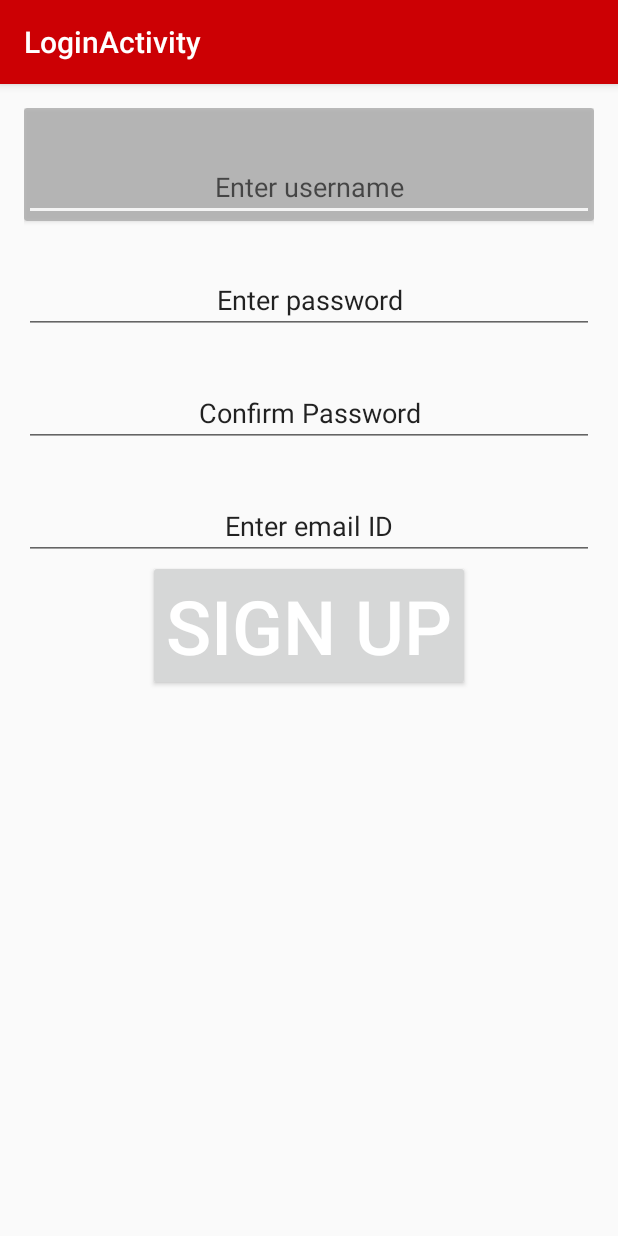
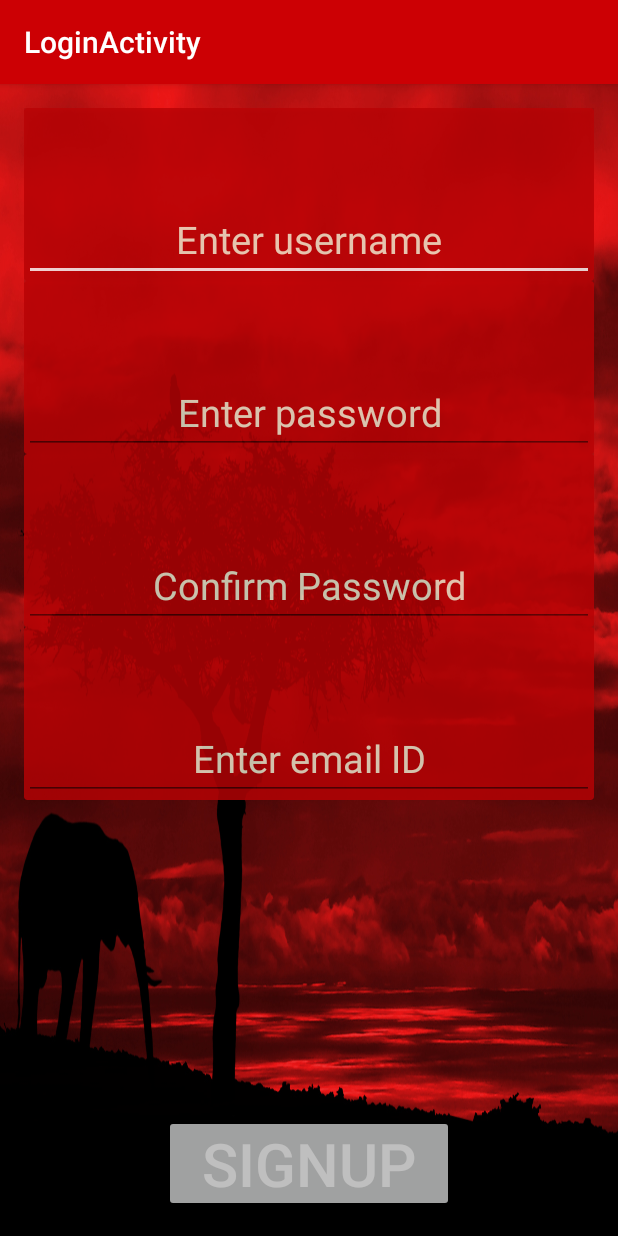
Before and after one commit to dheerajr17/MedTime2, an Android app: the SignUpActivity screen opened directly, with no data from a screen before it, on a phone screen of 412 x 824 dp. Run offline under Robolectric (Android 15) with nearby library versions, the phone set to English and light mode, and no system bars; libraries missing offline, so code that uses them is left out: info.hoang8f.widget; plain views replace FButton; 2 statements that could not run were skipped.

Commit message:
i changed signup look and feel

```diff
--- a/app/src/main/res/layout/content_login1.xml
+++ b/app/src/main/res/layout/content_login1.xml
@@ -5,6 +5,7 @@
     android:layout_height="match_parent" android:paddingLeft="@dimen/activity_horizontal_margin"
     android:paddingRight="@dimen/activity_horizontal_margin"
     xmlns:fbutton="http://schemas.android.com/apk/res-auto"
+
     android:paddingTop="@dimen/activity_vertical_margin"
     android:paddingBottom="@dimen/activity_vertical_margin"
     app:layout_behavior="@string/appbar_scrolling_view_behavior"
@@ -14,16 +15,8 @@
         android:layout_height="wrap_content"
         android:orientation="vertical"
         android:id="@+id/linearLayout">
-        <!--<TextView
-            android:layout_width="wrap_content"
-            android:layout_height="match_parent"
-            android:text="User Name:"
-            android:textSize="20sp"
-            android:layout_below="@+id/linearLayout"
-            android:layout_alignParentStart="true"
-            android:layout_marginTop="62dp" />-->
         <EditText
-            android:paddingTop="40dp"
+            android:paddingTop="80dp"
             android:layout_width="match_parent"
             android:layout_height="wrap_content"
             android:text="Enter user name"
@@ -37,9 +30,22 @@
             android:layout_height="wrap_content"
             android:text="Enter password"
             android:gravity="center"
-            android:id="@+id/logPassword"
+            android:id="@+id/logPassword" />
+
+
+    </LinearLayout>
+
+    <TextView
+        android:layout_width="wrap_content"
+        android:layout_height="46dp"
+        android:textSize="30dp"
         android:layout_gravity="center"
-            />
+
+        android:text="Click here to Register"
+        android:layout_alignParentBottom="true"
+        android:layout_centerHorizontal="true"
+        android:layout_marginBottom="93dp"
+        android:id="@+id/register" />
 
     <info.hoang8f.widget.FButton
         android:id="@+id/logLogin"
@@ -55,10 +61,8 @@
         fbutton:shadowHeight="5dp"
         fbutton:cornerRadius="10dp"
 
-             />
-
-
-    </LinearLayout>
+        android:layout_centerVertical="true"
+        android:layout_centerHorizontal="true" />
 
 
 </RelativeLayout>
--- a/app/src/main/res/layout/content_signup.xml
+++ b/app/src/main/res/layout/content_signup.xml
@@ -4,6 +4,7 @@
     xmlns:fbutton="http://schemas.android.com/apk/res-auto"
     xmlns:app="http://schemas.android.com/apk/res-auto" android:layout_width="match_parent"
     android:layout_height="match_parent" android:paddingLeft="@dimen/activity_horizontal_margin"
+    android:background="@drawable/full"
     android:paddingRight="@dimen/activity_horizontal_margin"
     android:paddingTop="@dimen/activity_vertical_margin"
     android:paddingBottom="@dimen/activity_vertical_margin"
@@ -13,25 +14,22 @@
         android:layout_width="match_parent"
         android:layout_height="wrap_content"
         android:orientation="vertical"
-        >
+        android:id="@+id/linearLayout2">
         <android.support.v7.widget.CardView
             xmlns:android="http://schemas.android.com/apk/res/android"
             xmlns:card_view="http://schemas.android.com/apk/res-auto"
             android:layout_width="match_parent"
             android:layout_height="wrap_content"
-            android:alpha=".75"
-            card_view:cardBackgroundColor="#AAAAAA">
-        <!--<TextView
-            android:layout_width="wrap_content"
-            android:layout_height="match_parent"
-            android:text="User Name:"
-            android:textSize="20sp"
-            android:layout_below="@+id/linearLayout"
-            android:layout_alignParentStart="true"
-            android:layout_marginTop="62dp" />-->
+            android:alpha="0.80"
+
+            card_view:cardBackgroundColor="#BD0306">
+
         <EditText
-            android:paddingTop="40dp"
+            android:paddingTop="70dp"
             android:layout_width="match_parent"
+            android:textColor="#F5F2D6"
+            android:textSize="25dp"
+
             android:layout_height="wrap_content"
             android:text="Enter username"
             android:gravity="center"
@@ -39,61 +37,90 @@
             android:layout_gravity="center"
              />
         </android.support.v7.widget.CardView>
+        <android.support.v7.widget.CardView
+            android:alpha="0.80"
+            xmlns:android="http://schemas.android.com/apk/res/android"
+            xmlns:card_view="http://schemas.android.com/apk/res-auto"
+            android:layout_width="match_parent"
+            android:layout_height="wrap_content"
+
+            card_view:cardBackgroundColor="#BD0306">
         <EditText
-            android:paddingTop="40dp"
+            android:paddingTop="70dp"
             android:layout_width="match_parent"
+            android:textSize="25dp"
+            android:textColor="#F5F2D6"
             android:layout_height="wrap_content"
             android:text="Enter password"
             android:gravity="center"
             android:id="@+id/password"
             android:layout_gravity="center"
              />
+        </android.support.v7.widget.CardView>
+        <android.support.v7.widget.CardView
+            android:alpha="0.80"
+            xmlns:android="http://schemas.android.com/apk/res/android"
+            xmlns:card_view="http://schemas.android.com/apk/res-auto"
+            android:layout_width="match_parent"
+            android:layout_height="wrap_content"
+
+            card_view:cardBackgroundColor="#BD0306">
         <EditText
-            android:paddingTop="40dp"
+            android:paddingTop="70dp"
             android:layout_width="match_parent"
+            android:textSize="25dp"
+            android:textColor="#F5F2D6"
+
             android:layout_height="wrap_content"
             android:text="Confirm Password"
             android:gravity="center"
             android:id="@+id/confirmPassword"
             android:layout_gravity="center"
             />
-        <EditText
-            android:paddingTop="40dp"
+    </android.support.v7.widget.CardView>
+        <android.support.v7.widget.CardView
+            android:alpha="0.80"
+            xmlns:android="http://schemas.android.com/apk/res/android"
+            xmlns:card_view="http://schemas.android.com/apk/res-auto"
             android:layout_width="match_parent"
             android:layout_height="wrap_content"
+
+            card_view:cardBackgroundColor="#BD0306">
+        <EditText
+            android:paddingTop="70dp"
+            android:layout_width="match_parent"
+            android:textSize="25dp"
+            android:layout_height="wrap_content"
             android:text="Enter email ID"
+            android:textColor="#F5F2D6"
             android:gravity="center"
             android:id="@+id/email"
             android:layout_gravity="center"
             />
+        </android.support.v7.widget.CardView>
+    </LinearLayout>
 
     <info.hoang8f.widget.FButton
+
         android:id="@+id/signUp"
         android:layout_width="wrap_content"
         android:layout_height="wrap_content"
         android:textColor="#FFFFFF"
-            android:text="Sign Up"
-            android:textSize="50sp"
+        android:text="SignUp"
+        android:textSize="40sp"
         android:layout_gravity="center"
-            fbutton:buttonColor="@color/button"
+        android:alpha=".75"
+        fbutton:buttonColor="#D9040B"
         fbutton:shadowColor="@color/buttonShadow"
         fbutton:shadowEnabled="true"
         fbutton:shadowHeight="5dp"
-            fbutton:cornerRadius="10dp"
-             />
-        <!--<Button
-            android:paddingTop="40dp"
-            android:layout_width="wrap_content"
-            android:layout_height="wrap_content"
-            android:text="Sign Up"
-            android:textSize="40sp"
-            android:id="@+id/signUp"
-            android:layout_gravity="center"
-            />-->
-    </LinearLayout>
-
-
-
+        android:paddingRight="25dp"
+        android:paddingLeft="25dp"
+        fbutton:cornerRadius="20dp"
+        android:paddingTop="5dp"
+        android:paddingBottom="5dp"
+        android:layout_alignParentBottom="true"
+        android:layout_centerHorizontal="true" />
 
 
 </RelativeLayout>
```
Also changed, not shown: app/src/main/res/drawable/forest.jpg (added), app/src/main/res/drawable/full.jpg (added), 2 other files. Lines whose indentation alone changed are shown as unchanged.
